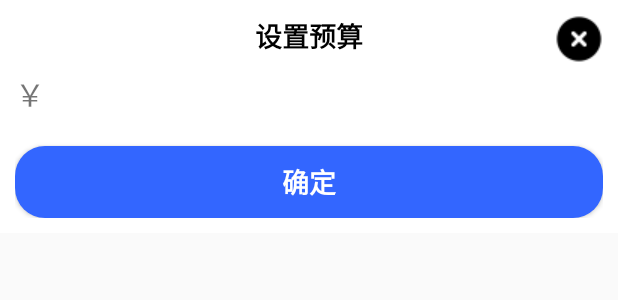
After one commit to Arete-FFF/WhereYourMoney, an Android app: the layout dialog_budget.xml on its own in the app's theme, with its tools: preview values and no code run, on a phone screen of 412 x 824 dp. The commit adds this screen. Shown: the top 300 px of the screen. Run offline under Robolectric (Android 15) with nearby library versions, the phone set to English and light mode, and no system bars.

```diff
--- /dev/null
+++ b/app/src/main/res/layout/dialog_budget.xml
@@ -0,0 +1,50 @@
+<?xml version="1.0" encoding="utf-8"?>
+<RelativeLayout xmlns:android="http://schemas.android.com/apk/res/android"
+    android:layout_width="match_parent" android:layout_height="wrap_content"
+    android:padding="10dp"
+    android:background="@color/white">
+    <TextView
+        android:id="@+id/dialog_budget_tv1"
+        android:layout_width="wrap_content"
+        android:layout_height="wrap_content"
+        android:text="设置预算"
+        android:layout_centerHorizontal="true"
+        android:textSize="18sp"
+        android:textStyle="bold"
+        android:textColor="@color/black"/>
+    <ImageView
+        android:id="@+id/dialog_budget_iv_error"
+        android:layout_width="wrap_content"
+        android:layout_height="wrap_content"
+        android:src="@mipmap/ih_error"
+        android:layout_alignParentRight="true"/>
+    <TextView
+        android:id="@+id/dialog_budget_tv2"
+        android:layout_width="wrap_content"
+        android:layout_height="wrap_content"
+        android:text="￥"
+        android:layout_below="@id/dialog_budget_tv1"
+        android:textSize="20sp"
+        android:layout_marginTop="10dp"/>
+    <EditText
+        android:id="@+id/dialog_budget_et"
+        android:layout_width="match_parent"
+        android:layout_height="wrap_content"
+        android:layout_toRightOf="@id/dialog_budget_tv2"
+        android:layout_alignBaseline="@id/dialog_budget_tv2"
+        android:inputType="numberDecimal"
+        android:background="@color/white">
+        <requestFocus/>
+    </EditText>
+    <Button
+        android:id="@+id/dialog_budget_btn_ensure"
+        android:layout_width="match_parent"
+        android:layout_height="wrap_content"
+        android:layout_below="@id/dialog_budget_tv2"
+        android:layout_marginTop="20dp"
+        android:text="确定"
+        android:textStyle="bold"
+        android:textSize="18sp"
+        android:background="@drawable/dialog_btn_bg_2"
+        android:textColor="@color/white"/>
+</RelativeLayout>
```
Also changed, not shown: app/src/main/java/com/fxy/greatassignment/MainActivity.java (+159 -2 lines), app/src/main/java/com/fxy/greatassignment/adapter/AccountAdapter.java (added, +93 -0 lines), app/src/main/java/com/fxy/greatassignment/database/DBManager.java (+105 -6 lines), app/src/main/java/com/fxy/greatassignment/utils/BudgetDialog.java (added, +109 -0 lines), app/src/main/res/layout/item_mainlv_top.xml (+5 -4 lines).
